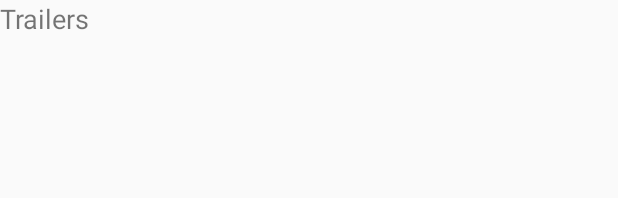
After one commit to coreen/PopularMoviesKotlin, an Android app: the layout fragment_trailer.xml on its own in the app's theme, with its tools: preview values and no code run, on a phone screen of 412 x 824 dp. The commit adds this screen. Shown: the top 198 px of the screen. Run offline under Robolectric (Android 15) with nearby library versions, the phone set to English and light mode, and no system bars; network calls fail.

Commit message:
initial TrailerFragment

```diff
--- a/app/build.gradle
+++ b/app/build.gradle
@@ -10,7 +10,7 @@ android {
     compileSdkVersion 27
     defaultConfig {
         applicationId "com.coreen.popularmovies"
-        minSdkVersion 16
+        minSdkVersion 17
         targetSdkVersion 27
         versionCode 1
         versionName "1.0"
--- a/app/src/main/java/com/coreen/popularmovies/activity/MainActivity.kt
+++ b/app/src/main/java/com/coreen/popularmovies/activity/MainActivity.kt
@@ -13,8 +13,8 @@ import com.coreen.popularmovies.model.Movie
 import com.coreen.popularmovies.model.SortBy
 import com.coreen.popularmovies.service.MovieDbApiService
 import com.coreen.popularmovies.service.MovieResponse
-import com.coreen.popularmovies.utility.MovieResponseUtil
 import com.coreen.popularmovies.utility.Constants.EXTRA_MOVIE
+import com.coreen.popularmovies.utility.ResponseUtil
 import retrofit2.Call
 import retrofit2.Callback
 import retrofit2.Response
@@ -85,7 +85,7 @@ class MainActivity : AppCompatActivity(), MovieAdapter.MovieAdapterOnClickHandle
                     Timber.d(mSort.name + " movies received successfully")
 
                     Timber.d("movie count: " + movieResponse!!.results.size)
-                    val movies : List<Movie> = MovieResponseUtil.parse(movieResponse)
+                    val movies : List<Movie> = ResponseUtil.parseMovies(movieResponse)
 
                     mMovieAdapter!!.setMovieData(movies)
                     showRecyclerView()
--- a/app/src/main/java/com/coreen/popularmovies/service/MovieDbApiService.kt
+++ b/app/src/main/java/com/coreen/popularmovies/service/MovieDbApiService.kt
@@ -6,6 +6,7 @@ import retrofit2.Call
 import retrofit2.Retrofit
 import retrofit2.converter.gson.GsonConverterFactory
 import retrofit2.http.GET
+import retrofit2.http.Path
 import timber.log.Timber
 
 interface MovieDbApiService {
@@ -14,6 +15,9 @@ interface MovieDbApiService {
 
     @GET("/3/movie/top_rated")
     fun getTopRatedMovies(): Call<MovieResponse>
+
+    @GET("/3/movie/{id}/videos")
+    fun getTrailers(@Path("id") id: Int?): Call<TrailerResponse>
 
     companion object {
         fun create(): MovieDbApiService {
--- a/app/src/main/java/com/coreen/popularmovies/service/MovieResponse.kt
+++ b/app/src/main/java/com/coreen/popularmovies/service/MovieResponse.kt
@@ -11,10 +11,10 @@ class MovieResponse {
     @SerializedName("page")
     var page: Int = 0
     @SerializedName("results")
-    var results: List<Result> = emptyList()
+    var results: List<MovieResult> = emptyList()
 }
 
-class Result {
+class MovieResult {
     /**
      * Convert underscore field names to Java format
      *
--- a/app/src/main/java/com/coreen/popularmovies/utility/Constants.kt
+++ b/app/src/main/java/com/coreen/popularmovies/utility/Constants.kt
@@ -7,5 +7,9 @@ enum class Constants(val value: String) {
     IMAGE_BASE_URL("http://image.tmdb.org/t/p/"),
     IMAGE_DEFAULT_POSTER_SIZE("w185"),
 
-    EXTRA_MOVIE("movie")
+    YOUTUBE_BASE_URL("https://www.youtube.com/watch"),
+    VIDEO_KEY_QUERY("v"),
+
+    EXTRA_MOVIE("movie"),
+    EXTRA_MOVIE_ID("movieId")
 }
--- /dev/null
+++ b/app/src/main/res/layout/fragment_trailer.xml
@@ -0,0 +1,31 @@
+<?xml version="1.0" encoding="utf-8"?>
+<FrameLayout xmlns:android="http://schemas.android.com/apk/res/android"
+    android:layout_width="match_parent"
+    android:layout_height="match_parent">
+
+    <TextView
+        android:text="Trailers"
+        android:textSize="8pt"
+        android:layout_width="wrap_content"
+        android:layout_height="wrap_content" />
+
+    <ListView
+        android:id="@+id/listview_trailer"
+        android:layout_width="match_parent"
+        android:layout_height="wrap_content"
+        android:layout_marginTop="24dp"
+        android:layout_marginBottom="36dp" />
+
+    <TextView
+        android:id="@+id/tv_no_trailers"
+        android:layout_width="match_parent"
+        android:layout_height="wrap_content"
+        android:layout_marginTop="8dp"
+        android:text="@string/no_trailers"
+        android:visibility="invisible" />
+
+    <ProgressBar
+        android:id="@+id/pb_trailer_loading_indicator"
+        style="@style/LoadingIndicator" />
+
+</FrameLayout>
--- a/app/src/main/res/values/dimens.xml
+++ b/app/src/main/res/values/dimens.xml
@@ -1,4 +1,5 @@
 <?xml version="1.0" encoding="utf-8"?>
 <resources>
     <dimen name="loading_indicator_size">42dp</dimen>
+    <dimen name="default_margin">36dp</dimen>
 </resources>
--- a/app/src/main/res/values/strings.xml
+++ b/app/src/main/res/values/strings.xml
@@ -6,4 +6,6 @@
     <string name="most_popular_sort">Most Popular</string>
     <string name="top_rated_sort">Top Rated</string>
     <string name="favorites_sort">Favorites</string>
+
+    <string name="no_trailers">No Trailers</string>
 </resources>
```
Also changed, not shown: app/src/main/java/com/coreen/popularmovies/activity/DetailActivity.kt (+16 -0 lines), app/src/main/java/com/coreen/popularmovies/fragment/TrailerFragment.kt (added, +96 -0 lines), app/src/main/java/com/coreen/popularmovies/service/TrailerResponse.kt (added, +48 -0 lines), app/src/main/java/com/coreen/popularmovies/utility/MovieResponseUtil.kt (deleted, +0 -15 lines), app/src/main/java/com/coreen/popularmovies/utility/ResponseUtil.kt (added, +25 -0 lines), app/src/main/res/layout/activity_detail.xml (+18 -0 lines), app/src/main/res/values/styles.xml (+8 -0 lines), 2 other files.
